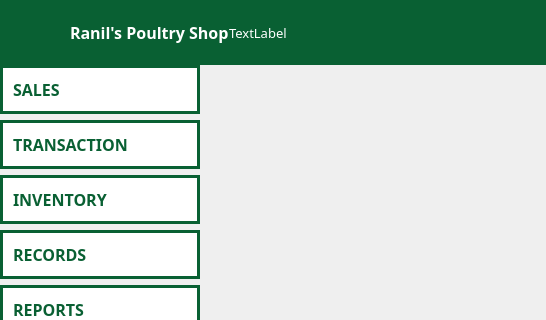
Before: the Qt Designer form Screens/MainMenu_E.ui in Bideiro/Ranil_project_py, drawn with Qt 5; both pictures show x 0 to 546 and y 0 to 320 of the 893 by 677 pixel window.
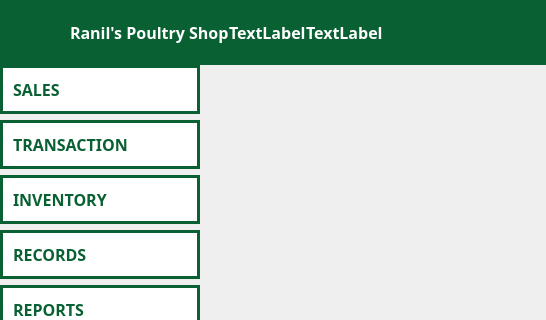
After: the same form once the commit is applied. Icons and pictures are not drawn.

```diff
--- a/Screens/MainMenu_E.ui
+++ b/Screens/MainMenu_E.ui
@@ -186,12 +186,30 @@
          </property>
         </widget>
        </item>
+       <item>
+        <widget class="QLabel" name="CScreen_L">
+         <property name="font">
+          <font>
+           <family>DM Sans</family>
+           <pointsize>12</pointsize>
+           <bold>true</bold>
+          </font>
+         </property>
+         <property name="styleSheet">
+          <string notr="true">color: white;</string>
+         </property>
+         <property name="text">
+          <string>TextLabel</string>
+         </property>
+        </widget>
+       </item>
        <item>
         <widget class="QLabel" name="User_L">
          <property name="font">
           <font>
            <family>DM Sans</family>
-           <pointsize>10</pointsize>
+           <pointsize>12</pointsize>
+           <bold>true</bold>
           </font>
          </property>
          <property name="text">
```
